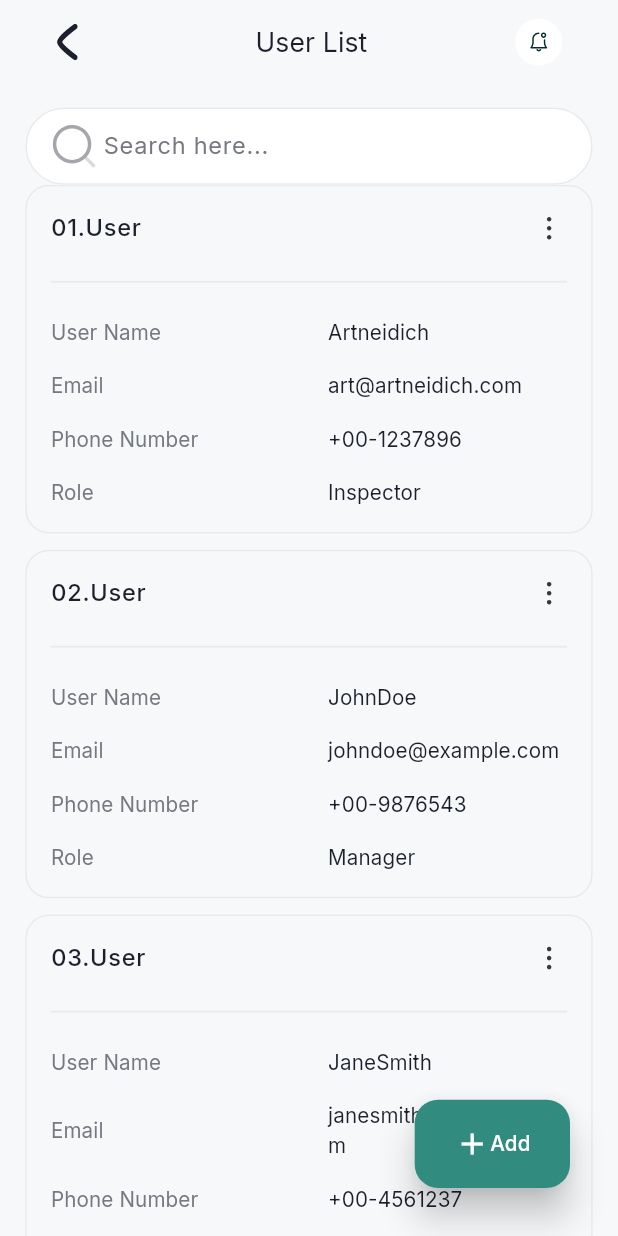
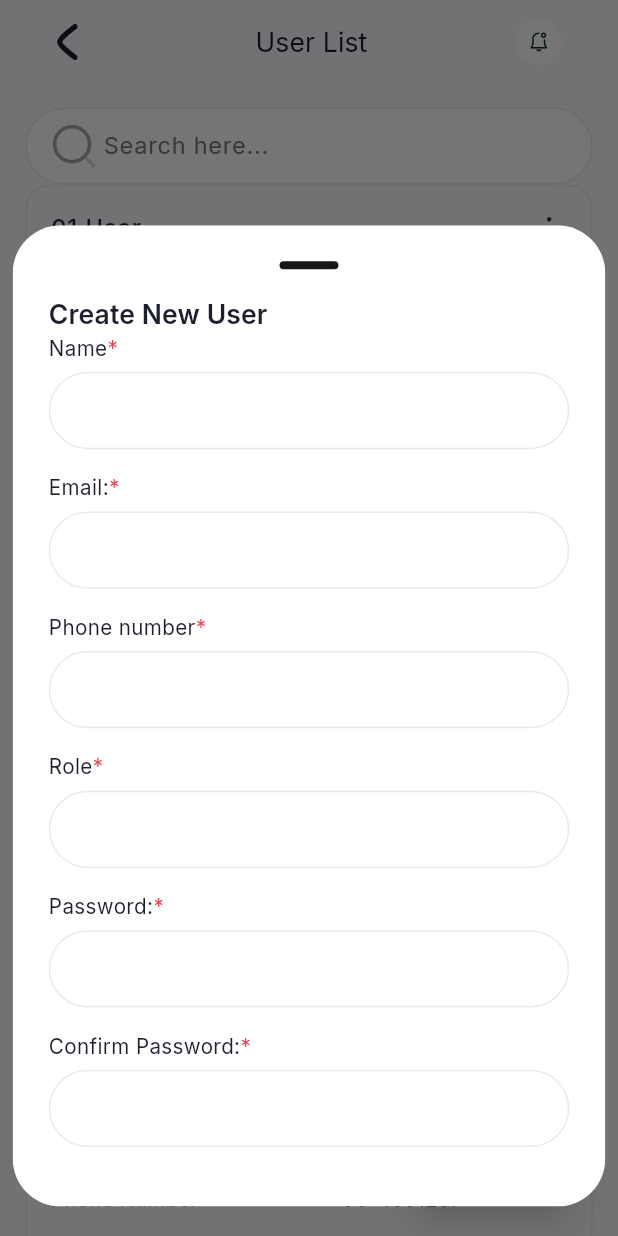
Before and after one commit to backbencherstudio/artneidich_admin_app, a Flutter app: the UserMgmtScreen screen opened by its route, after a tap on "Add", on a phone screen of 412 x 824 dp. Run offline on Flutter 3.47's test engine with Material 3 defaults, Android fonts, the phone set to English and light mode, and no system bars; our stand-ins replace flutter_riverpod, flutter_screenutil, flutter_svg, go_router, google_fonts; missing offline and left inert: dynamic_path_url_strategy.

Commit message:
80 percent done

```diff
--- a/lib/src/feature/screens/user_Managment/Riverpod/state_notifier.dart
+++ b/lib/src/feature/screens/user_Managment/Riverpod/state_notifier.dart
@@ -1,26 +1,14 @@
-import 'dart:convert';
 import 'package:artneidich_admin/src/feature/screens/user_Managment/Riverpod/user_state_model.dart';
-import 'package:flutter/material.dart';
 import 'package:flutter_riverpod/flutter_riverpod.dart';
 import '../model/dummy_jsondata.dart';
 
 final userListProvider = FutureProvider<List<UserModel>>((ref) async {
-  //await Future.delayed(Duration(milliseconds: 200)); // Simulate network delay
+  await Future.delayed(Duration(milliseconds: 200));
 
-  try{
-    // final decodedData = jsonDecode(dummyJobData);
-    // final listData = decodedData['data'];
-    // debugPrint("\ndecoded data : $listData\n");
-    // // return list.map((i) => UserStateModel.fromJson(i)).toList();
-    // List<UserModel> userJobList = (listData as List).map((item)=>UserModel.fromJson(item)).toList();
-    // debugPrint("\nuser job list : \n${userJobList.toString()}\n");
-
-    final userJobList = await UserDataCall.fetchUser(dummyJobData);
+  try {
+    final userJobList = await UserDataCall.fetchUser(dummyJsonData);
     return userJobList;
-  }catch(error){
+  } catch (error) {
     throw Exception('Error while fetching data : $error');
   }
-
-  // Call the static fetchUser method, passing the dummyJobData as an argument
-  //return UserDataModel.fetchUser(dummyJobData);
 });
--- a/lib/src/feature/screens/user_Managment/Riverpod/user_state_model.dart
+++ b/lib/src/feature/screens/user_Managment/Riverpod/user_state_model.dart
@@ -25,14 +25,9 @@ class UserModel {
     );
   }
 
-  @override
-  String toString() {
-    return 'UserStateModel(index: $index, userName: $userName, email: $email, phoneNumber: $phoneNumber, role: $role)';
-  }
 }
 
 class UserDataCall {
-  /// Fetch users from the dummy data
   static Future<List<UserModel>> fetchUser(String dummyData) async {
     final decodedData = jsonDecode(dummyData);
 
--- a/lib/src/feature/screens/user_Managment/model/dummy_jsondata.dart
+++ b/lib/src/feature/screens/user_Managment/model/dummy_jsondata.dart
@@ -1,5 +1,5 @@
-const String dummyJobData = '''
-{
+const String dummyJsonData = '''{
+
   "data": [
     {
       "index": 1,
@@ -21,7 +21,160 @@ const String dummyJobData = '''
       "email": "janesmith@example.com",
       "phoneNumber": "+00-4561237",
       "role": "Administrator"
+    },
+    {
+      "index": 4,
+      "userName": "MichaelJohnson",
+      "email": "michael.johnson@example.com",
+      "phoneNumber": "+00-3456789",
+      "role": "Supervisor"
+    },
+    {
+      "index": 5,
+      "userName": "AliceWilliams",
+      "email": "alice.williams@example.com",
+      "phoneNumber": "+00-2345678",
+      "role": "Inspector"
+    },
+    {
+      "index": 6,
+      "userName": "DavidBrown",
+      "email": "david.brown@example.com",
+      "phoneNumber": "+00-5678901",
+      "role": "Manager"
+    },
+    {
+      "index": 7,
+      "userName": "SophiaJones",
+      "email": "sophia.jones@example.com",
+      "phoneNumber": "+00-6789012",
+      "role": "Administrator"
+    },
+    {
+      "index": 8,
+      "userName": "JamesMiller",
+      "email": "james.miller@example.com",
+      "phoneNumber": "+00-7890123",
+      "role": "Supervisor"
+    },
+    {
+      "index": 9,
+      "userName": "OliviaDavis",
+      "email": "olivia.davis@example.com",
+      "phoneNumber": "+00-8901234",
+      "role": "Inspector"
+    },
+    {
+      "index": 10,
+      "userName": "WilliamMartinez",
+      "email": "william.martinez@example.com",
+      "phoneNumber": "+00-9012345",
+      "role": "Manager"
+    },
+    {
+      "index": 11,
+      "userName": "LiamHernandez",
+      "email": "liam.hernandez@example.com",
+      "phoneNumber": "+00-1234567",
+      "role": "Administrator"
+    },
+    {
+      "index": 12,
+      "userName": "EllaLopez",
+      "email": "ella.lopez@example.com",
+      "phoneNumber": "+00-2345678",
+      "role": "Supervisor"
+    },
+    {
+      "index": 13,
+      "userName": "JacksonGonzalez",
+      "email": "jackson.gonzalez@example.com",
+      "phoneNumber": "+00-3456789",
+      "role": "Inspector"
+    },
+    {
+      "index": 14,
+      "userName": "AveryWilson",
+      "email": "avery.wilson@example.com",
+      "phoneNumber": "+00-4567890",
+      "role": "Manager"
+    },
+    {
+      "index": 15,
+      "userName": "MasonAnderson",
+      "email": "mason.anderson@example.com",
+      "phoneNumber": "+00-5678901",
+      "role": "Administrator"
+    },
+    {
+      "index": 16,
+      "userName": "IsabellaThomas",
+      "email": "isabella.thomas@example.com",
+      "phoneNumber": "+00-6789012",
+      "role": "Supervisor"
+    },
+    {
+      "index": 17,
+      "userName": "LucasJackson",
+      "email": "lucas.jackson@example.com",
+      "phoneNumber": "+00-7890123",
+      "role": "Inspector"
+    },
+    {
+      "index": 18,
+      "userName": "AmeliaWhite",
+      "email": "amelia.white@example.com",
+      "phoneNumber": "+00-8901234",
+      "role": "Manager"
+    },
+    {
+      "index": 19,
+      "userName": "EthanHarris",
+      "email": "ethan.harris@example.com",
+      "phoneNumber": "+00-9012345",
+      "role": "Administrator"
+    },
+    {
+      "index": 20,
+      "userName": "HarperClark",
+      "email": "harper.clark@example.com",
+      "phoneNumber": "+00-1234567",
+      "role": "Supervisor"
+    },
+    {
+      "index": 21,
+      "userName": "JackAllen",
+      "email": "jack.allen@example.com",
+      "phoneNumber": "+00-2345678",
+      "role": "Inspector"
+    },
+    {
+      "index": 22,
+      "userName": "CharlotteYoung",
+      "email": "charlotte.young@example.com",
+      "phoneNumber": "+00-3456789",
+      "role": "Manager"
+    },
+    {
+      "index": 23,
+      "userName": "BenjaminKing",
+      "email": "benjamin.king@example.com",
+      "phoneNumber": "+00-4567890",
+      "role": "Administrator"
+    },
+    {
+      "index": 24,
+      "userName": "MiaScott",
+      "email": "mia.scott@example.com",
+      "phoneNumber": "+00-5678901",
+      "role": "Supervisor"
+    },
+    {
+      "index": 25,
+      "userName": "AlexanderAdams",
+      "email": "alexander.adams@example.com",
+      "phoneNumber": "+00-6789012",
+      "role": "Inspector"
     }
   ]
-}
-''';
+}''';
--- a/lib/src/feature/screens/user_Managment/presentation/user_mgmt_screen.dart
+++ b/lib/src/feature/screens/user_Managment/presentation/user_mgmt_screen.dart
@@ -3,6 +3,7 @@ import 'package:artneidich_admin/src/core/theme/theme_extension/color_pallete.da
 import 'package:artneidich_admin/src/feature/common_widgets/commonWidget.dart';
 import 'package:artneidich_admin/src/feature/screens/Home/presentation/widgets/custom_details_tile.dart';
 import 'package:artneidich_admin/src/feature/screens/user_Managment/Riverpod/state_notifier.dart';
+import 'package:artneidich_admin/src/feature/screens/user_Managment/presentation/widgets/add_user_bottomSheet.dart';
 import 'package:flutter/material.dart';
 import 'package:flutter_riverpod/flutter_riverpod.dart';
 import 'package:flutter_screenutil/flutter_screenutil.dart';
@@ -32,7 +33,7 @@ class UserMgmtScreen extends StatelessWidget {
               ),
             ),
 
-        Consumer(
+            Consumer(
               builder: (_, ref, _) {
                 debugPrint('\ncalling user data \n');
                 final userData = ref.watch(userListProvider);
@@ -55,7 +56,8 @@ class UserMgmtScreen extends StatelessWidget {
                       ),
                     );
                   },
-                  error: (error, stack) => Center(child: Text('Failed to load data')),
+                  error: (error, stack) =>
+                      Center(child: Text('Failed to load data')),
                   loading: () => Center(child: CircularProgressIndicator()),
                 );
               },
@@ -79,7 +81,9 @@ class UserMgmtScreen extends StatelessWidget {
               mainAxisSize: MainAxisSize.min,
               children: [Icon(Icons.add), Text("Add")],
             ),
-            onPressed: () {},
+            onPressed: () {
+              showCreateNewUserSheet(context);
+            },
           ),
         ),
       ),
--- /dev/null
+++ b/lib/src/feature/screens/user_Managment/presentation/widgets/add_user_bottomSheet.dart
@@ -0,0 +1,84 @@
+import 'package:artneidich_admin/src/feature/screens/user_Managment/presentation/widgets/custom_text_form.dart';
+import 'package:flutter/material.dart';
+import 'package:flutter_screenutil/flutter_screenutil.dart';
+
+import '../../../../../core/theme/theme_extension/color_pallete.dart';
+
+void showCreateNewUserSheet(BuildContext context) {
+  final textTheme = Theme.of(context).textTheme;
+TextEditingController nameController = TextEditingController();
+TextEditingController emailController = TextEditingController();
+TextEditingController phoneController = TextEditingController();
+TextEditingController roleController = TextEditingController();
+TextEditingController passwordController = TextEditingController();
+TextEditingController confirmPasswordController = TextEditingController();
+
+  showModalBottomSheet(
+    context: context,
+    isScrollControlled: true,
+    backgroundColor: Colors.transparent,
+    builder: (context) {
+      return Padding(
+        padding: EdgeInsets.only(left: 8.w, right: 8.w, bottom: 20.h),
+        child: SingleChildScrollView(
+          reverse: true,
+          padding: EdgeInsets.only(
+            bottom: MediaQuery.of(context).viewInsets.bottom,
+          ),
+          child: IntrinsicHeight(
+            child: ClipPath(
+              child: Container(
+                padding: const EdgeInsets.all(24),
+                decoration: const BoxDecoration(
+                  color: Color(0xffffffff),
+                  borderRadius: BorderRadius.vertical(
+                    top: Radius.circular(32),
+                    bottom: Radius.circular(32),
+                  ),
+                ),
+                child: Column(
+                  children: [
+                    Center(
+                      child: Container(
+                        height: 5.w,
+                        width: 40.h,
+                        decoration: BoxDecoration(
+                          borderRadius: BorderRadius.circular(100),
+                          color: const Color(0xff171717),
+                        ),
+                      ),
+                    ),
+                    SizedBox(height: 18.h),
+                    Align(
+                      alignment: Alignment.centerLeft,
+                      child: Text(
+                        "Create New User",
+                        style: textTheme.titleSmall!.copyWith(
+                          fontSize: 18.sp,
+                          fontWeight: FontWeight.w600,
+                          color: AppColor.textColor,
+                        ),
+                      ),
+                    ),
+                    CustomTextForm(title: 'Name', controller: nameController),
+                    SizedBox(height: 16.h),
+                    CustomTextForm(title: 'Email:', controller: emailController),
+                    SizedBox(height: 16.h),
+                    CustomTextForm(title: 'Phone number', controller: phoneController),
+                    SizedBox(height: 16.h),
+                    CustomTextForm(title: 'Role', controller: roleController),
+                    SizedBox(height: 16.h),
+                    CustomTextForm(title: 'Password:', controller: passwordController),
+                    SizedBox(height: 16.h),
+                    CustomTextForm(title: 'Confirm Password:', controller: confirmPasswordController),
+                    SizedBox(height: 16.h),
+                  ],
+                ),
+              ),
+            ),
+          ),
+        ),
+      );
+    },
+  );
+}
--- /dev/null
+++ b/lib/src/feature/screens/user_Managment/presentation/widgets/custom_text_form.dart
@@ -0,0 +1,47 @@
+import 'package:flutter/material.dart';
+import 'package:flutter_screenutil/flutter_screenutil.dart';
+
+import '../../../../../core/theme/theme_extension/color_pallete.dart';
+
+class CustomTextForm extends StatelessWidget {
+  final String title;
+  final TextEditingController controller;
+  const CustomTextForm({
+    super.key,
+    required this.title,
+    required this.controller,
+  });
+
+  @override
+  Widget build(BuildContext context) {
+    final textTheme = Theme.of(context).textTheme;
+
+    return Column(
+      children: [
+        Align(
+          alignment: Alignment.centerLeft,
+          child: RichText(
+            text: TextSpan(
+              children: [
+                TextSpan(
+                  text: title,
+                  style: textTheme.bodyMedium!.copyWith(
+                    color: AppColor.textColor,
+                  ),
+                ),
+                TextSpan(
+                  text: "*",
+                  style: textTheme.bodyMedium!.copyWith(color: AppColor.error),
+                ),
+              ],
+            ),
+          ),
+        ),
+        SizedBox(height: 6.h,),
+        TextFormField(
+          controller: controller,
+        ),
+      ],
+    );
+  }
+}
```
Also changed, not shown: lib/src/data/dummy_repo/job_repo.dart (+10 -10 lines), 1 other file.
